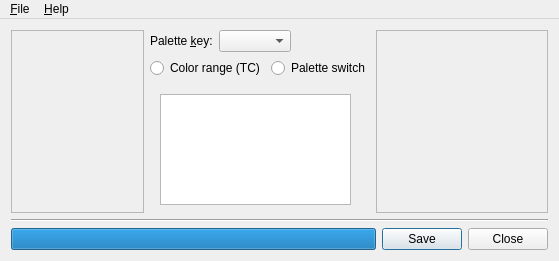
First picture: the form in mainwindow.ui, repository irydacea/wespal, before the edit.
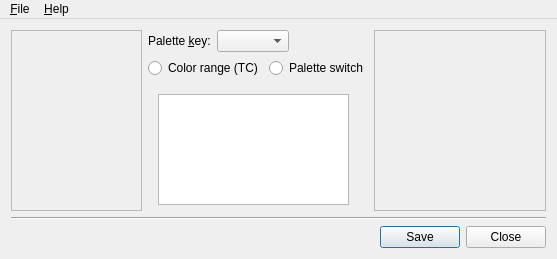
Second picture: the form after the edit. Icons and pictures are not drawn.

Commit message: Remove the useless progressbar and set a minimum form size

Patch:
```diff
--- a/mainwindow.ui
+++ b/mainwindow.ui
@@ -6,10 +6,16 @@
    <rect>
     <x>0</x>
     <y>0</y>
-    <width>559</width>
-    <height>261</height>
+    <width>557</width>
+    <height>259</height>
    </rect>
   </property>
+  <property name="minimumSize">
+   <size>
+    <width>557</width>
+    <height>259</height>
+   </size>
+  </property>
   <property name="windowTitle">
    <string>Morning Star</string>
   </property>
@@ -185,16 +191,6 @@
       </property>
      </widget>
     </item>
-    <item row="4" column="0" colspan="3">
-     <widget class="QProgressBar" name="progressBar">
-      <property name="value">
-       <number>100</number>
-      </property>
-      <property name="textVisible">
-       <bool>false</bool>
-      </property>
-     </widget>
-    </item>
     <item row="4" column="3">
      <widget class="QDialogButtonBox" name="buttonBox">
       <property name="standardButtons">
@@ -209,7 +205,7 @@
     <rect>
      <x>0</x>
      <y>0</y>
-     <width>559</width>
+     <width>557</width>
      <height>21</height>
     </rect>
    </property>
```
The commit also changes 1 other file.
